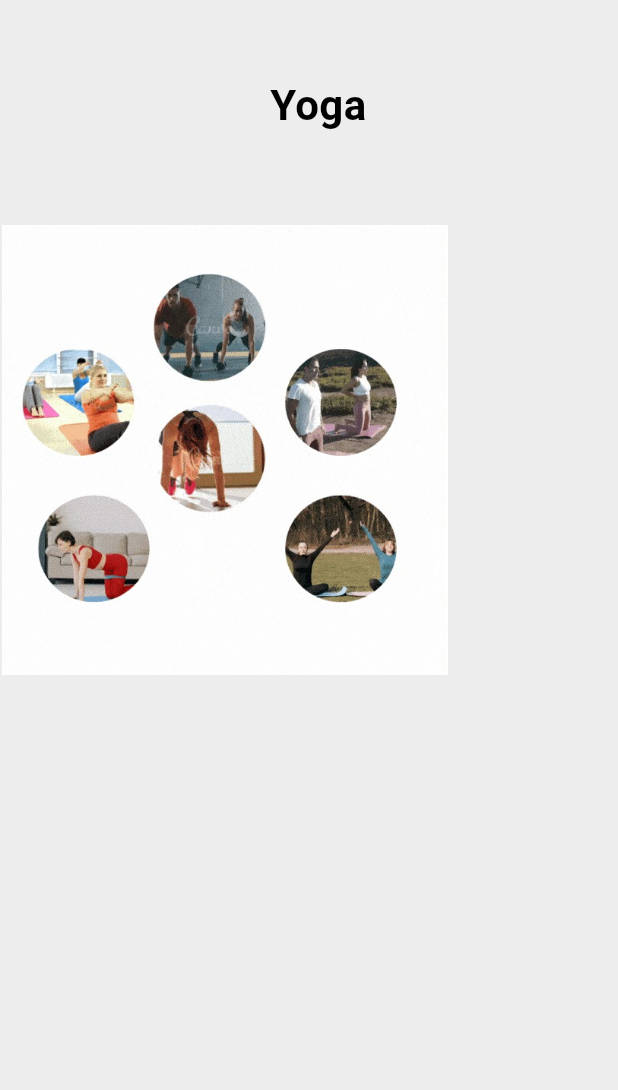
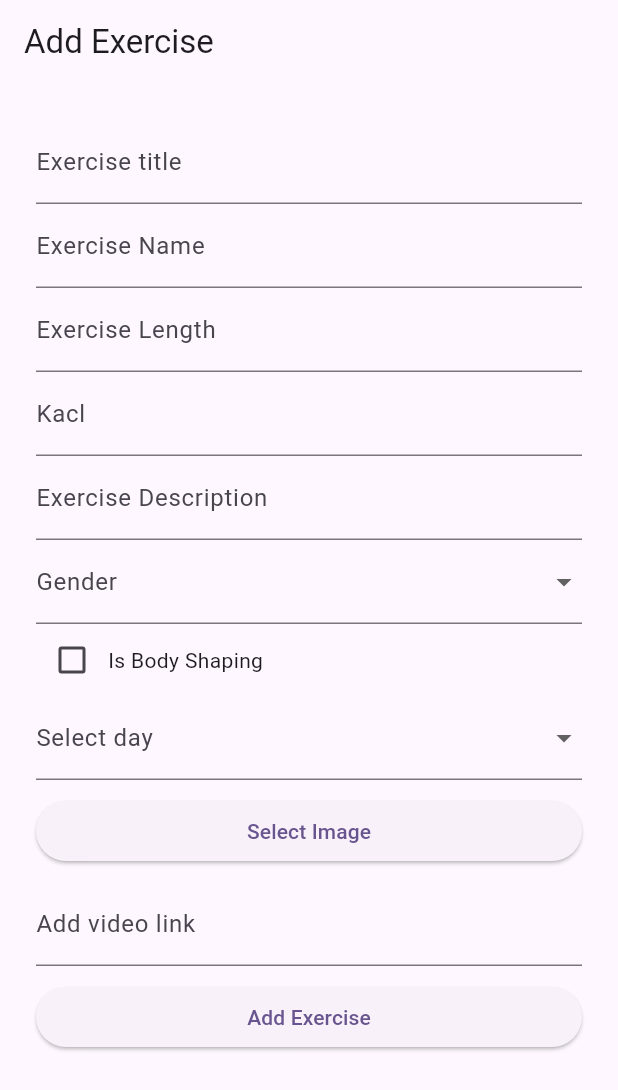
Before and after one commit to myounis007/yoga_app, a Flutter app: the screen it shows after launch, on a phone screen of 412 x 824 dp. Shown: the top 1090 px of the screen. Run offline on Flutter 3.47's test engine with Material 3 defaults, Android fonts, the phone set to English and light mode, and no system bars; our stand-ins replace cloud_firestore, firebase_core, firebase_storage, image_picker, responsive_sizer; accounts and stored records are empty.

Commit message:
admin panel added

```diff
--- /dev/null
+++ b/lib/admin/add_course.dart
@@ -0,0 +1,265 @@
+import 'dart:typed_data';
+
+import 'package:flutter/material.dart';
+import 'package:image_picker/image_picker.dart';
+import 'package:uuid/uuid.dart';
+
+import '../models/add_course_model.dart';
+import '../services/add_course_service.dart';
+
+class AddExerciseScreen extends StatefulWidget {
+  const AddExerciseScreen({super.key});
+
+  @override
+  _AddExerciseScreenState createState() => _AddExerciseScreenState();
+}
+
+class _AddExerciseScreenState extends State<AddExerciseScreen> {
+  final _formKey = GlobalKey<FormState>();
+  final TextEditingController _exerciseNameController = TextEditingController();
+  final TextEditingController _kaclController = TextEditingController();
+  final TextEditingController _exerciseVideoController =
+      TextEditingController();
+  final TextEditingController _exercisetitleController =
+      TextEditingController();
+  final TextEditingController _exerciseLengthController =
+      TextEditingController();
+  final TextEditingController _exerciseDescriptionController =
+      TextEditingController();
+
+  Uint8List? _imageBytes;
+  String? _selectedGender;
+  bool _isBodyShaping = false;
+  String? _selectedDay;
+  Uuid uuid = const Uuid();
+
+  final picker = ImagePicker();
+  final FirebaseService _firebaseService = FirebaseService();
+
+  Future<void> _pickImage() async {
+    final pickedFile = await picker.pickImage(source: ImageSource.gallery);
+    if (pickedFile != null) {
+      final imageBytes = await pickedFile.readAsBytes();
+      setState(() {
+        _imageBytes = imageBytes;
+      });
+    }
+  }
+
+  void _addExercise() async {
+    if (_formKey.currentState!.validate()) {
+      try {
+        final exercise = Exercise(
+          id: uuid.v4(),
+          gender: _selectedGender ?? 'Male',
+          courseName: _exercisetitleController.text,
+          isBodyShaping: _isBodyShaping,
+          dayName: _selectedDay ?? 'Monday',
+          exerciseName: _exerciseNameController.text.trim(),
+          exerciseLength: _exerciseLengthController.text.trim(),
+          exerciseDescription: _exerciseDescriptionController.text.trim(),
+          kacl: int.parse(_kaclController.text),
+          imageUrl: await _firebaseService.uploadImage(_imageBytes),
+          videoUrl: _exerciseVideoController.text,
+        );
+
+        await _firebaseService.addExercise(exercise);
+
+        _exerciseNameController.clear();
+        _exerciseLengthController.clear();
+        _exerciseDescriptionController.clear();
+        setState(() {
+          _imageBytes = null;
+          _selectedGender = null;
+          _isBodyShaping = false;
+          _selectedDay = null;
+        });
+
+        ScaffoldMessenger.of(context).showSnackBar(
+          const SnackBar(content: Text('Exercise added successfully')),
+        );
+      } catch (e) {
+        print('Error adding exercise: $e');
+        ScaffoldMessenger.of(context).showSnackBar(
+          const SnackBar(content: Text('Failed to add exercise')),
+        );
+      }
+    }
+  }
+
+  @override
+  Widget build(BuildContext context) {
+    return Scaffold(
+      appBar: AppBar(
+        title: const Text('Add Exercise'),
+      ),
+      body: Padding(
+        padding: const EdgeInsets.all(16.0),
+        child: Padding(
+          padding: const EdgeInsets.all(8.0),
+          child: Form(
+            key: _formKey,
+            child: ListView(
+              children: [
+                TextFormField(
+                  controller: _exercisetitleController,
+                  decoration:
+                      const InputDecoration(labelText: 'Exercise title'),
+                  validator: (value) {
+                    if (value == null || value.isEmpty) {
+                      return 'Please enter exercise title';
+                    }
+                    return null;
+                  },
+                ),
+                TextFormField(
+                  controller: _exerciseNameController,
+                  decoration: const InputDecoration(labelText: 'Exercise Name'),
+                  validator: (value) {
+                    if (value == null || value.isEmpty) {
+                      return 'Please enter exercise name';
+                    }
+                    return null;
+                  },
+                ),
+                TextFormField(
+                  controller: _exerciseLengthController,
+                  decoration:
+                      const InputDecoration(labelText: 'Exercise Length'),
+                  validator: (value) {
+                    if (value == null || value.isEmpty) {
+                      return 'Please enter exercise length';
+                    }
+                    return null;
+                  },
+                ),
+                TextFormField(
+                  controller: _kaclController,
+                  decoration: const InputDecoration(labelText: 'Kacl'),
+                  validator: (value) {
+                    if (value == null || value.isEmpty) {
+                      return 'Please enter kacl';
+                    }
+                    return null;
+                  },
+                ),
+                TextFormField(
+                  controller: _exerciseDescriptionController,
+                  decoration:
+                      const InputDecoration(labelText: 'Exercise Description'),
+                  validator: (value) {
+                    if (value == null || value.isEmpty) {
+                      return 'Please enter exercise description';
+                    }
+                    return null;
+                  },
+                ),
+                DropdownButtonFormField<String>(
+                  value: _selectedGender,
+                  onChanged: (value) {
+                    setState(() {
+                      _selectedGender = value;
+                    });
+                  },
+                  decoration: const InputDecoration(labelText: 'Gender'),
+                  items: ['Male', 'Female'].map((gender) {
+                    return DropdownMenuItem<String>(
+                      value: gender,
+                      child: Text(gender),
+                    );
+                  }).toList(),
+                ),
+                Row(
+                  children: [
+                    Checkbox(
+                      value: _isBodyShaping,
+                      onChanged: (value) {
+                        setState(() {
+                          _isBodyShaping = value ?? false;
+                        });
+                      },
+                    ),
+                    const Text('Is Body Shaping'),
+                  ],
+                ),
+                DropdownButtonFormField<String>(
+                  value: _selectedDay,
+                  onChanged: (value) {
+                    setState(() {
+                      _selectedDay = value;
+                    });
+                  },
+                  decoration: const InputDecoration(labelText: 'Select day'),
+                  items: [
+                    'Day 1',
+                    'Day 2',
+                    'Day 3',
+                    'Day 4',
+                    'Day 5',
+                    'Day 6',
+                    'Day 8',
+                    'Day 9',
+                    'Day 10',
+                    'Day 11',
+                    'Day 12',
+                    'Day 13',
+                    'Day 14',
+                    'Day 15',
+                  ].map((day) {
+                    return DropdownMenuItem<String>(
+                      value: day,
+                      child: Text(day),
+                    );
+                  }).toList(),
+                ),
+                const SizedBox(
+                  height: 10,
+                ),
+                ElevatedButton(
+                  onPressed: _pickImage,
+                  child: const Text('Select Image'),
+                ),
+                _imageBytes != null
+                    ? Image.memory(
+                        _imageBytes!,
+                        height: 200,
+                        width: 200,
+                        fit: BoxFit.cover,
+                      )
+                    : const SizedBox(),
+                // ElevatedButton(
+                //   onPressed: _pickVideo,
+                //   child: const Text('Select Video'),
+                // ),
+                // _videoFile != null
+                //     ? Text('Video selected: ${_videoFile!.path}')
+                //     : const SizedBox(),
+                const SizedBox(
+                  height: 10,
+                ),
+                TextFormField(
+                  controller: _exerciseVideoController,
+                  decoration:
+                      const InputDecoration(labelText: 'Add video link'),
+                  validator: (value) {
+                    if (value == null || value.isEmpty) {
+                      return 'Please enter video link';
+                    }
+                    return null;
+                  },
+                ),
+                const SizedBox(
+                  height: 10,
+                ),
+                ElevatedButton(
+                  onPressed: _addExercise,
+                  child: const Text('Add Exercise'),
+                ),
+              ],
+            ),
+          ),
+        ),
+      ),
+    );
+  }
+}
--- a/lib/main.dart
+++ b/lib/main.dart
@@ -1,8 +1,12 @@
+import 'package:firebase_core/firebase_core.dart';
 import 'package:flutter/material.dart';
 import 'package:responsive_sizer/responsive_sizer.dart';
-import 'package:yoga_app/pages/splash_page.dart';
+import 'package:yoga_app/admin/add_course.dart';
+import 'package:yoga_app/firebase_options.dart';
 
-void main() {
+void main() async {
+  WidgetsFlutterBinding.ensureInitialized();
+  await Firebase.initializeApp(options: DefaultFirebaseOptions.currentPlatform);
   runApp(const MyApp());
 }
 
@@ -19,7 +23,7 @@ class MyApp extends StatelessWidget {
           colorScheme: ColorScheme.fromSeed(seedColor: Colors.deepPurple),
           useMaterial3: true,
         ),
-        home: const SplashPage(),
+        home: AddExerciseScreen(),
       ),
     );
   }
--- /dev/null
+++ b/lib/models/add_course_model.dart
@@ -0,0 +1,59 @@
+class Exercise {
+  final String id;
+  final String gender;
+  final String courseName;
+  final bool isBodyShaping;
+  final String dayName;
+  final String exerciseName;
+  final String exerciseLength;
+  final String exerciseDescription;
+  final int kacl;
+  final String? imageUrl;
+  final String? videoUrl;
+
+  Exercise({
+    required this.id,
+    required this.gender,
+    required this.courseName,
+    required this.isBodyShaping,
+    required this.dayName,
+    required this.exerciseName,
+    required this.exerciseLength,
+    required this.exerciseDescription,
+    required this.kacl,
+    this.imageUrl,
+    this.videoUrl,
+  });
+
+  factory Exercise.fromJson(Map<String, dynamic> json) {
+    return Exercise(
+      id: json['id'],
+      courseName: json['course_name'] ?? '',
+      isBodyShaping: json['is_body_shaping'] ?? false,
+      dayName: json['day_name'] ?? '',
+      exerciseName: json['exercise_name'] ?? '',
+      exerciseLength: json['exercise_length'] ?? '',
+      kacl: json['kacl'] ?? 0,
+      imageUrl: json['image_url'],
+      videoUrl: json['video_url'],
+      exerciseDescription: json['exerciseDescription'],
+      gender: json['gender'],
+    );
+  }
+
+  Map<String, dynamic> toJson() {
+    return {
+      'id': id,
+      'course_name': courseName,
+      'is_body_shaping': isBodyShaping,
+      'day_name': dayName,
+      'exercise_name': exerciseName,
+      'exercise_length': exerciseLength,
+      'kacl': kacl,
+      'image_url': imageUrl,
+      'video_url': videoUrl,
+      'exerciseDescription': exerciseDescription,
+      'gender': gender,
+    };
+  }
+}
--- /dev/null
+++ b/lib/services/add_course_service.dart
@@ -0,0 +1,61 @@
+import 'dart:typed_data';
+
+import 'package:cloud_firestore/cloud_firestore.dart';
+import 'package:firebase_storage/firebase_storage.dart';
+import 'package:flutter/foundation.dart';
+import 'package:uuid/uuid.dart';
+
+import '../models/add_course_model.dart';
+
+class FirebaseService {
+  final FirebaseStorage _storage = FirebaseStorage.instance;
+  final FirebaseFirestore _firestore = FirebaseFirestore.instance;
+
+  Future<void> addExercise(Exercise exercise) async {
+    try {
+      await _firestore.collection('exercises').add(exercise.toJson());
+    } catch (e) {
+      print('Error adding exercise: $e');
+      throw Exception('Failed to add exercise');
+    }
+  }
+
+  Future<String?> uploadImage(Uint8List? imageBytes) async {
+    if (imageBytes == null) return null;
+
+    try {
+      final String imageFileName = '${Uuid().v4()}.jpg';
+      final Reference storageRef =
+          _storage.ref().child('course_images/$imageFileName');
+
+      final metadata = SettableMetadata(
+        contentType: 'image/jpeg',
+      );
+      await storageRef.putData(imageBytes, metadata);
+
+      final String imageUrl = await storageRef.getDownloadURL();
+      return imageUrl;
+    } catch (e) {
+      print('Error uploading image: $e');
+      return null;
+    }
+  }
+
+  // Future<String> uploadVideo(File videoFile) async {
+  //   try {
+  //     String fileName =
+  //         DateTime.now().millisecondsSinceEpoch.toString(); // Unique file name
+  //     TaskSnapshot snapshot =
+  //         await _storage.ref('videos/$fileName').putFile(videoFile);
+  //     if (snapshot.state == TaskState.success) {
+  //       final String downloadUrl = await snapshot.ref.getDownloadURL();
+  //       return downloadUrl;
+  //     } else {
+  //       throw 'Failed to upload video';
+  //     }
+  //   } catch (e) {
+  //     print('Error uploading video: $e');
+  //     throw e; // Rethrow the error to handle it in the calling function
+  //   }
+  // }
+}
```
Also changed, not shown: lib/services/auth_check_service.dart (added, +28 -0 lines), pubspec.yaml (+9 -7 lines), firebase.json (added), lib/firebase_options.dart (added), pubspec.lock, 8 other files.
